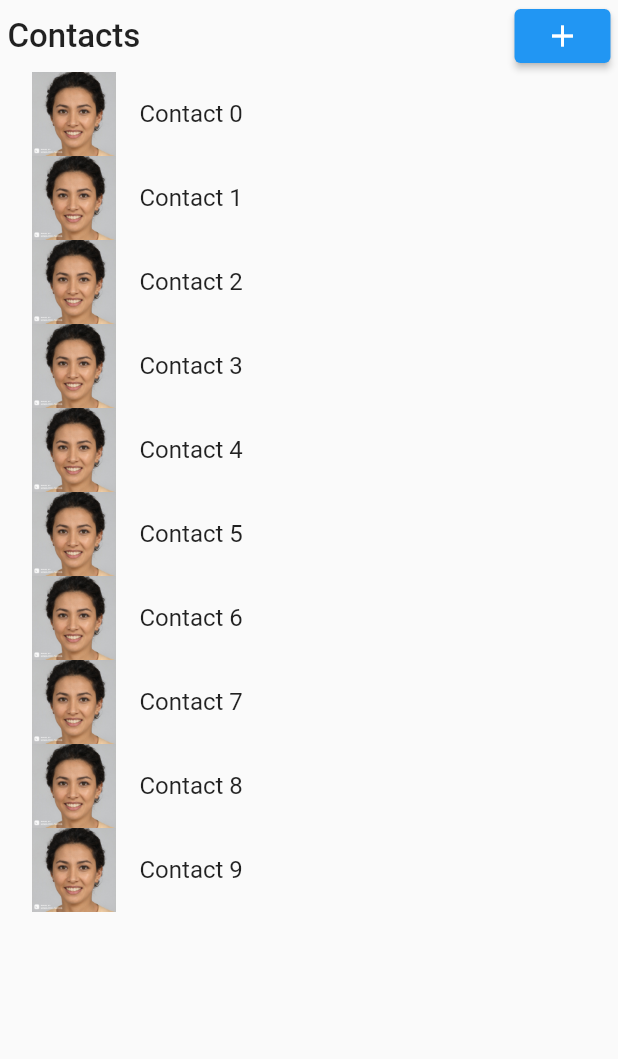
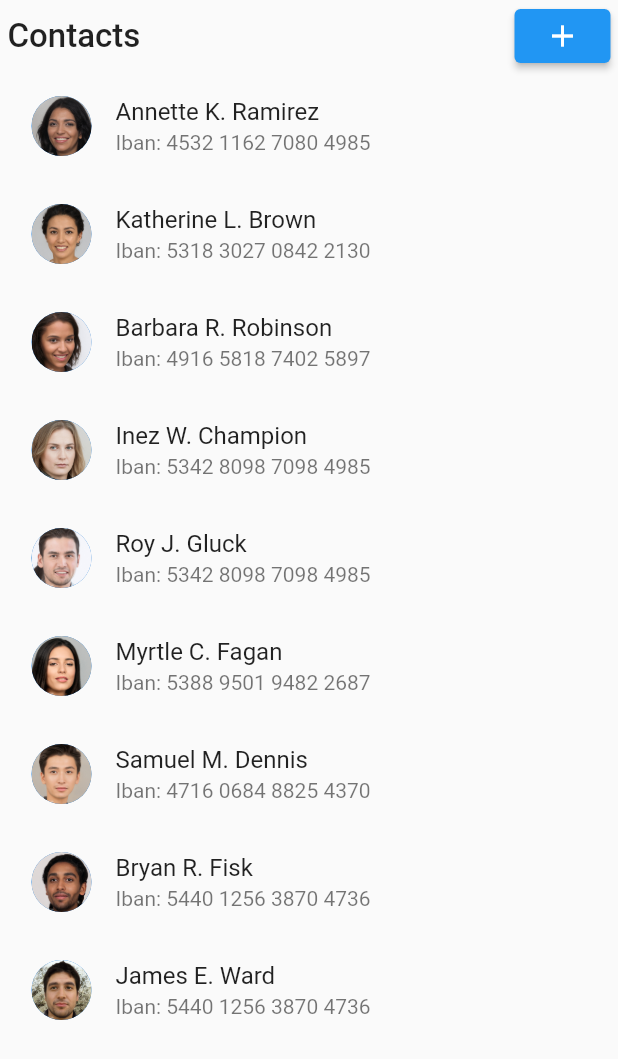
Before and after one commit to cchalop1/epitech-flutter, a Flutter app: the Contacts widget shown alone on an empty page, opened directly, on a phone screen of 412 x 824 dp. Shown: the top 1059 px of the screen. Run offline on Flutter 3.47's test engine with Material 2 defaults, Android fonts, the light colour scheme and no system bars; our stand-ins replace flutter_svg, google_fonts; missing offline and left inert: flutter_auth.

Commit message:
fix: contacts screen with fake date

```diff
--- /dev/null
+++ b/lib/components/ContactTile.dart
@@ -0,0 +1,20 @@
+import 'package:flutter/material.dart';
+import 'package:myapp/models/Contact.dart';
+
+class ContactTile extends StatelessWidget {
+  ContactTile({Key? key, required this.contact}) : super(key: key);
+
+  Contact contact;
+
+  @override
+  Widget build(BuildContext context) {
+    return Container(
+      child: ListTile(
+        leading:
+            CircleAvatar(backgroundImage: AssetImage(contact.getUrlImage())),
+        title: Text(contact.getFullName()),
+        subtitle: Text("Iban: " + contact.getIban()),
+      ),
+    );
+  }
+}
--- a/lib/components/ContactsList.dart
+++ b/lib/components/ContactsList.dart
@@ -1,21 +1,21 @@
 import 'package:flutter/material.dart';
+import 'package:myapp/components/ContactTile.dart';
+import 'package:myapp/models/Contact.dart';
 
 class ContactsList extends StatelessWidget {
-  const ContactsList({Key? key}) : super(key: key);
+  ContactsList({Key? key, required this.listContacts}) : super(key: key);
+
+  List<Contact> listContacts;
 
   @override
   Widget build(BuildContext context) {
     // render list view of contacts
-    return Expanded(
-        child: Container(
-            child: ListView(
-      scrollDirection: Axis.vertical,
-      children: List.generate(
-          10,
-          (index) => ListTile(
-                leading: Image(image: AssetImage("images/fake1.jpg")),
-                title: Text("Contact $index"),
-              )),
-    )));
+    return Container(
+        child: ListView(
+          scrollDirection: Axis.vertical,
+          children: listContacts
+              .map((contact) => ContactTile(contact: contact))
+              .toList(),
+        ));
   }
 }
--- /dev/null
+++ b/lib/constants/constants.dart
@@ -0,0 +1,13 @@
+import 'package:myapp/models/Contact.dart';
+
+List<Contact> listContacts = [
+  Contact("Annette", "K. Ramirez", "images/fake0.jpg", "4532 1162 7080 4985"),
+  Contact("Katherine", "L. Brown", "images/fake1.jpg", "5318 3027 0842 2130"),
+  Contact("Barbara", "R. Robinson", "images/fake2.jpg", "4916 5818 7402 5897"),
+  Contact("Inez", "W. Champion", "images/fake3.jpg", "5342 8098 7098 4985"),
+  Contact("Roy", "J. Gluck", "images/fake4.jpg", "5342 8098 7098 4985"),
+  Contact("Myrtle", "C. Fagan", "images/fake5.jpg", "5388 9501 9482 2687"),
+  Contact("Samuel", "M. Dennis", "images/fake6.jpg", "4716 0684 8825 4370"),
+  Contact("Bryan", "R. Fisk", "images/fake7.jpg", "5440 1256 3870 4736"),
+  Contact("James", "E. Ward", "images/fake8.jpg", "5440 1256 3870 4736"),
+];
--- /dev/null
+++ b/lib/models/Contact.dart
@@ -0,0 +1,20 @@
+class Contact {
+  String frstName;
+  String lastName;
+  String urlImage;
+  String iban;
+
+  Contact(this.frstName, this.lastName, this.urlImage, this.iban);
+
+  String getFullName() {
+    return '$frstName $lastName';
+  }
+
+  String getUrlImage() {
+    return urlImage;
+  }
+
+  String getIban() {
+    return iban;
+  }
+}
--- a/lib/pages/Contacts.dart
+++ b/lib/pages/Contacts.dart
@@ -1,9 +1,17 @@
 import 'package:flutter/material.dart';
 import 'package:myapp/components/BigText.dart';
 import 'package:myapp/components/ContactsList.dart';
+import 'package:myapp/constants/constants.dart';
+import 'package:myapp/models/Contact.dart';
 
-class Contacts extends StatelessWidget {
+class Contacts extends StatefulWidget {
   const Contacts({Key? key}) : super(key: key);
+
+  @override
+  State<Contacts> createState() => _ContactsState();
+}
+
+class _ContactsState extends State<Contacts> {
 
   @override
   Widget build(BuildContext context) {
@@ -24,7 +32,7 @@ class Contacts extends StatelessWidget {
                   )
                 ]),
           ),
-          ContactsList(),
+          Expanded(child: ContactsList(listContacts: listContacts))
         ],
       ),
     );
--- a/lib/pages/SendMony.dart
+++ b/lib/pages/SendMony.dart
@@ -21,7 +21,7 @@ class SendMony extends StatelessWidget {
             AmountInput(),
             SizedBox(height: 15), // give it width
             TitleContainer(text: "Transaction history"),
-            ListTransaction()
+            Expanded(child: ListTransaction()),
           ],
         ));
   }
--- a/lib/widgets/ListTransaction.dart
+++ b/lib/widgets/ListTransaction.dart
@@ -6,24 +6,22 @@ class ListTransaction extends StatelessWidget {
   List<Widget> buildTransactionList() {
     return List.generate(
         8,
-        // Extract transactionn card in component
         (index) => ListTile(
               leading: Container(
-                  color: Colors.green, child: Icon(Icons.arrow_upward)),
-              title: Text('Transaction to toto'),
-              subtitle: Text('300\$'),
+                  height: 200,
+                  color: Colors.green,
+                  child: const Icon(Icons.arrow_upward)),
+              title: const Text('Transaction to toto'),
+              subtitle: const Text('300\$'),
             ));
   }
 
   @override
   Widget build(BuildContext context) {
     return Container(
-        // find a way to put the container bottom of the
-        // screen
-        height: 300,
         child: ListView(
-          scrollDirection: Axis.vertical,
-          children: buildTransactionList(),
-        ));
+      scrollDirection: Axis.vertical,
+      children: buildTransactionList(),
+    ));
   }
 }
```
Also changed, not shown: pubspec.yaml (+9 -0 lines), images/fake0.jpg (added), images/fake2.jpg (added), images/fake3.jpg (added), images/fake4.jpg (added), images/fake5.jpg (added), images/fake6.jpg (added), images/fake7.jpg (added), images/fake8.jpg (added), images/fake9.jpg (added).
